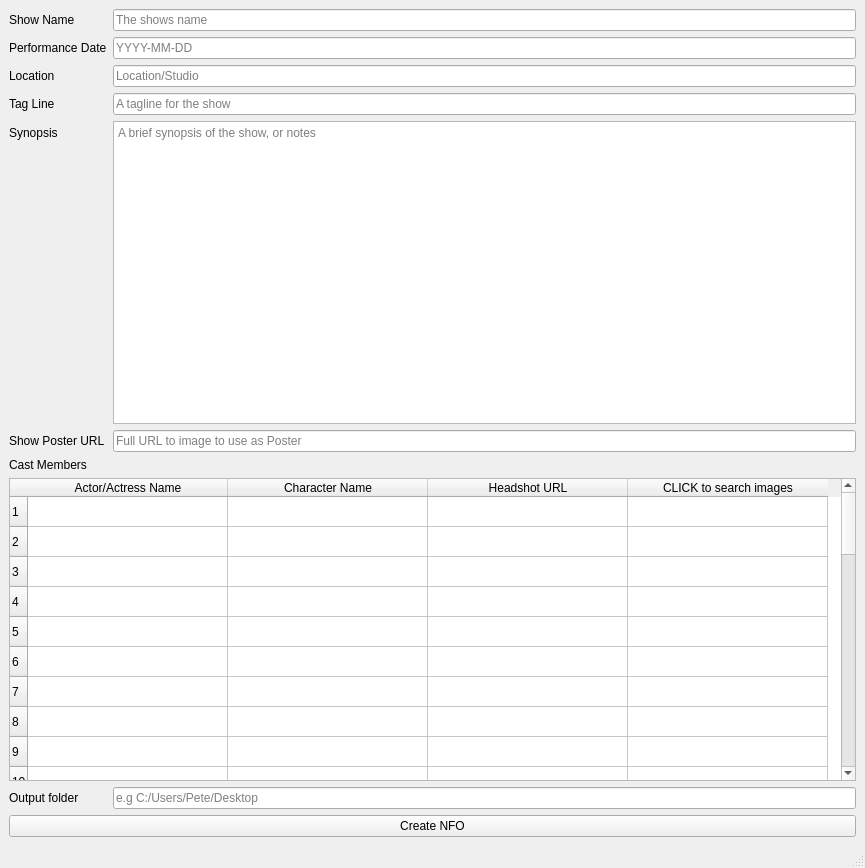
Before: the Qt Designer form mainwindow.ui in pekempy/NFOBuilder, drawn with Qt 5.
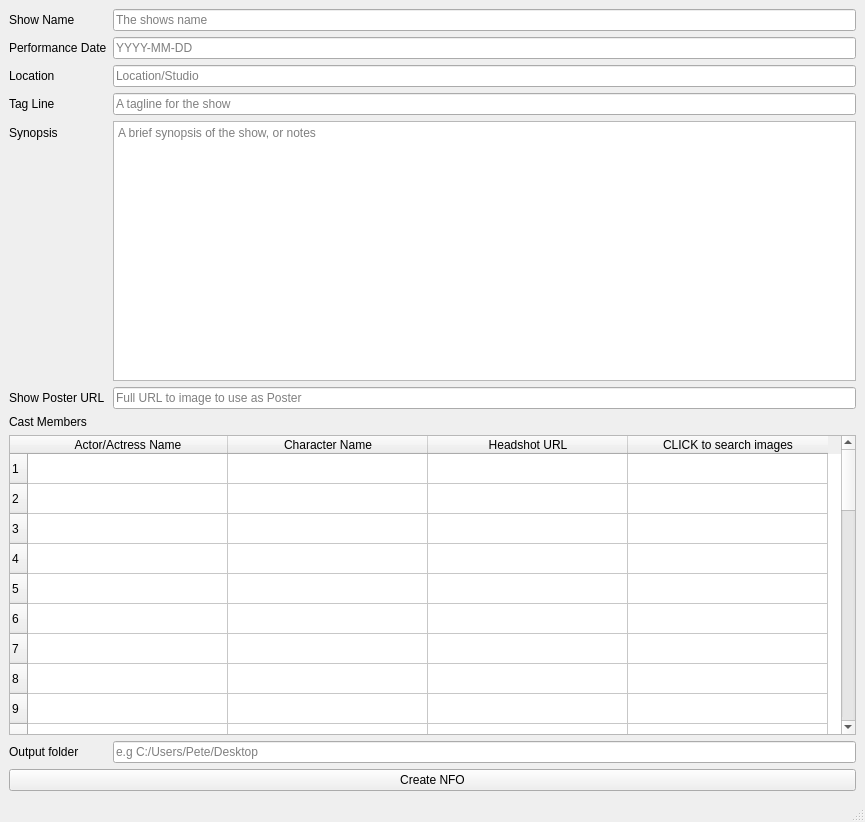
After: the same form once the commit is applied. Icons and pictures are not drawn.

Diff of the .ui file:
```diff
--- a/mainwindow.ui
+++ b/mainwindow.ui
@@ -7,7 +7,7 @@
     <x>0</x>
     <y>0</y>
     <width>865</width>
-    <height>868</height>
+    <height>822</height>
    </rect>
   </property>
   <property name="windowTitle">
@@ -407,20 +407,20 @@
       </item>
      </widget>
     </item>
-    <item row="19" column="0">
-     <widget class="QLabel" name="outputFolderLabel">
-      <property name="text">
-       <string>Output folder</string>
-      </property>
-     </widget>
-    </item>
-    <item row="19" column="1">
+    <item row="18" column="1">
      <widget class="QLineEdit" name="outputFolderInput">
       <property name="placeholderText">
        <string>e.g C:/Users/Pete/Desktop</string>
       </property>
      </widget>
     </item>
+    <item row="18" column="0">
+     <widget class="QLabel" name="outputFolderLabel">
+      <property name="text">
+       <string>Output folder</string>
+      </property>
+     </widget>
+    </item>
     <item row="20" column="0" colspan="2">
      <widget class="QPushButton" name="CreateNFO">
       <property name="text">
```
Left out of the diff: 2 changed lines with no effect on the pictures.
